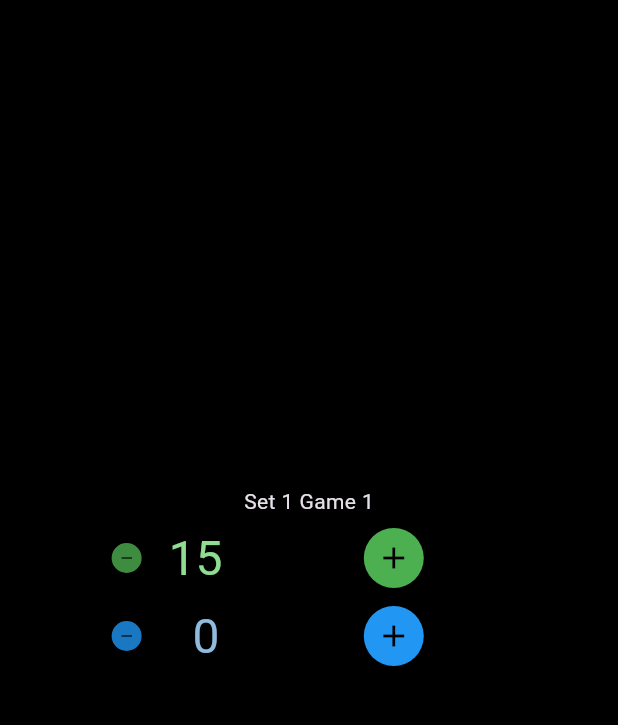
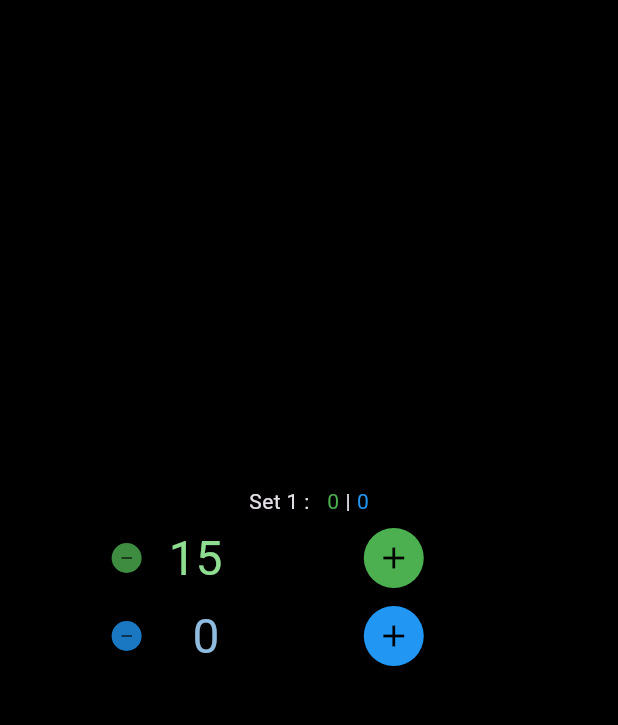
Before and after one commit to JanJerling/racquet_scorer, a Flutter app: the ScoreScreen screen opened directly, after a tap on the "add" icon, on a phone screen of 412 x 824 dp, the part 45-770 px from its top. Run offline on Flutter 3.47's test engine with Material 3 defaults, Android fonts, the phone set to English and light mode, and no system bars; our stand-ins replace flutter_riverpod, vibration; missing offline and left inert: flutter_foreground_service.

Commit message:
Add Riverpod state management for tie breaks and match scores, and implement score viewing functionality

```diff
--- a/lib/score_screen.dart
+++ b/lib/score_screen.dart
@@ -3,6 +3,9 @@ import 'dart:async';
 import 'package:flutter/material.dart';
 import 'package:flutter_riverpod/flutter_riverpod.dart';
 import 'package:intl/intl.dart';
+import 'package:racquet_scorer/games_score_provider.dart';
+import 'package:racquet_scorer/options_screen.dart';
+import 'package:racquet_scorer/tie_break_provider.dart';
 
 import 'golden_point_provider.dart';
 
@@ -21,7 +24,11 @@ class _ScoreScreenState extends ConsumerState<ScoreScreen> {
   final List<String> scoresTraditional = ["  0", "15", "30", "40", "AD"];
   final List<String> scoresGoldenPoint = ["  0", "15", "30", "40"];
   late List<String> scores;
+  bool isTieBreak = false;
   bool isGoldenPoint = false;
+  int setCount = 1;
+  int gamesOcean = 0;
+  int gamesForest = 0;
 
   @override
   void initState() {
@@ -44,20 +51,39 @@ class _ScoreScreenState extends ConsumerState<ScoreScreen> {
   }
 
   void pointsCalculator(String team) {
-    print(team);
-    print(forestScore);
-    print(oceanScore);
+    if (isTieBreak) {
       if (team == "forest") {
         setState(() {
-        if (isGoldenPoint) {
-          if (forestScore == 3 && oceanScore == 3) {
+          if (forestScore >= 6 && (forestScore - oceanScore) >= 2) {
+            ref.read(tieBreakProvider.notifier).toggleTieBreak();
             endGameProcess(team);
           } else {
             forestScore++;
           }
-        } else if (forestScore == 3 && oceanScore == 4) {
+        });
+      }
+      if (team == "ocean") {
+        setState(() {
+          if (oceanScore >= 6 && (oceanScore - forestScore) >= 2) {
+            ref.read(tieBreakProvider.notifier).toggleTieBreak();
+            endGameProcess(team);
+          } else {
+            oceanScore++;
+          }
+        });
+      }
+    } else {
+      if (team == "forest") {
+        setState(() {
+          if (isGoldenPoint) {
+            if (forestScore == 3) {
+              endGameProcess(team);
+            } else {
+              forestScore++;
+            }
+          } else {
+            if (forestScore == 3 && oceanScore == 4) {
               oceanScore--;
-          forestScore++;
             } else if (forestScore == 4 && oceanScore == 3) {
               endGameProcess(team);
             } else {
@@ -67,19 +93,20 @@ class _ScoreScreenState extends ConsumerState<ScoreScreen> {
                 forestScore++;
               }
             }
+          }
         });
       }
       if (team == "ocean") {
         setState(() {
           if (isGoldenPoint) {
-          if (forestScore == 3 && oceanScore == 3) {
+            if (oceanScore == 3) {
               endGameProcess(team);
             } else {
               oceanScore++;
             }
-        } else if (oceanScore == 3 && forestScore == 4) {
+          } else {
+            if (oceanScore == 3 && forestScore == 4) {
               forestScore--;
-          oceanScore++;
             } else if (oceanScore == 4 && forestScore == 3) {
               endGameProcess(team);
             } else {
@@ -89,12 +116,18 @@ class _ScoreScreenState extends ConsumerState<ScoreScreen> {
                 oceanScore++;
               }
             }
+          }
         });
+      }
     }
   }
 
   void endGameProcess(String team) {
-    print("End Game $team");
+    ref.read(gamesScoreProvider.notifier).addGame(team);
+    Navigator.pushAndRemoveUntil(
+        context,
+        MaterialPageRoute(builder: (ctx) => const OptionsScreen()),
+        (Route<dynamic> route) => false);
   }
 
   @override
@@ -107,6 +140,12 @@ class _ScoreScreenState extends ConsumerState<ScoreScreen> {
   Widget build(BuildContext context) {
     // is Golden Point?
     isGoldenPoint = ref.watch(goldenPointProvider);
+    // Check if it is a tie break
+    isTieBreak = ref.watch(tieBreakProvider);
+    // retrieve set count
+    setCount = ref.watch(gamesScoreProvider).set;
+    gamesForest = ref.watch(gamesScoreProvider).gameForest;
+    gamesOcean = ref.watch(gamesScoreProvider).gameOcean;
     // Initialize scores list
     scores = isGoldenPoint ? scoresGoldenPoint : scoresTraditional;
     //body
@@ -118,12 +157,22 @@ class _ScoreScreenState extends ConsumerState<ScoreScreen> {
           mainAxisAlignment: MainAxisAlignment.center,
           children: [
             const SizedBox(height: 8),
-            const Row(
+            Row(
               mainAxisAlignment: MainAxisAlignment.center,
               children: [
-                Text("Set 1"),
-                SizedBox(width: 4),
-                Text("Game 1"),
+                Text("Set $setCount : "),
+                const SizedBox(width: 8),
+                Text(
+                  "$gamesForest",
+                  style: const TextStyle(color: Colors.green),
+                ),
+                const SizedBox(width: 4),
+                const Text("|"),
+                const SizedBox(width: 4),
+                Text(
+                  "$gamesOcean",
+                  style: const TextStyle(color: Colors.blue),
+                ),
               ],
             ),
             const SizedBox(height: 4),
@@ -165,7 +214,9 @@ class _ScoreScreenState extends ConsumerState<ScoreScreen> {
                       child: Card(
                         color: Colors.transparent,
                         child: Text(
-                          scores[forestScore],
+                          isTieBreak
+                              ? forestScore.toString()
+                              : scores[forestScore],
                           style: Theme.of(context)
                               .textTheme
                               .headlineLarge!
@@ -235,7 +286,9 @@ class _ScoreScreenState extends ConsumerState<ScoreScreen> {
                       child: Card(
                         color: Colors.transparent,
                         child: Text(
-                          scores[oceanScore],
+                          isTieBreak
+                              ? oceanScore.toString()
+                              : scores[oceanScore],
                           style: Theme.of(context)
                               .textTheme
                               .headlineLarge!
--- /dev/null
+++ b/lib/tie_break_provider.dart
@@ -0,0 +1,13 @@
+import 'package:flutter_riverpod/flutter_riverpod.dart';
+
+class TieBreakProvider extends StateNotifier<bool> {
+  TieBreakProvider() : super(false);
+
+  void toggleTieBreak() {
+    state = !state;
+  }
+}
+
+final tieBreakProvider = StateNotifierProvider<TieBreakProvider, bool>(
+  (ref) => TieBreakProvider(),
+);
```
Also changed, not shown: lib/games_score_provider.dart (added, +27 -0 lines), lib/match_score.dart (added, +20 -0 lines), lib/options_screen.dart (+49 -21 lines), lib/set_list_provider.dart (added, +16 -0 lines), lib/view_scores_screen.dart (added, +35 -0 lines). Lines whose indentation alone changed are shown as unchanged.
